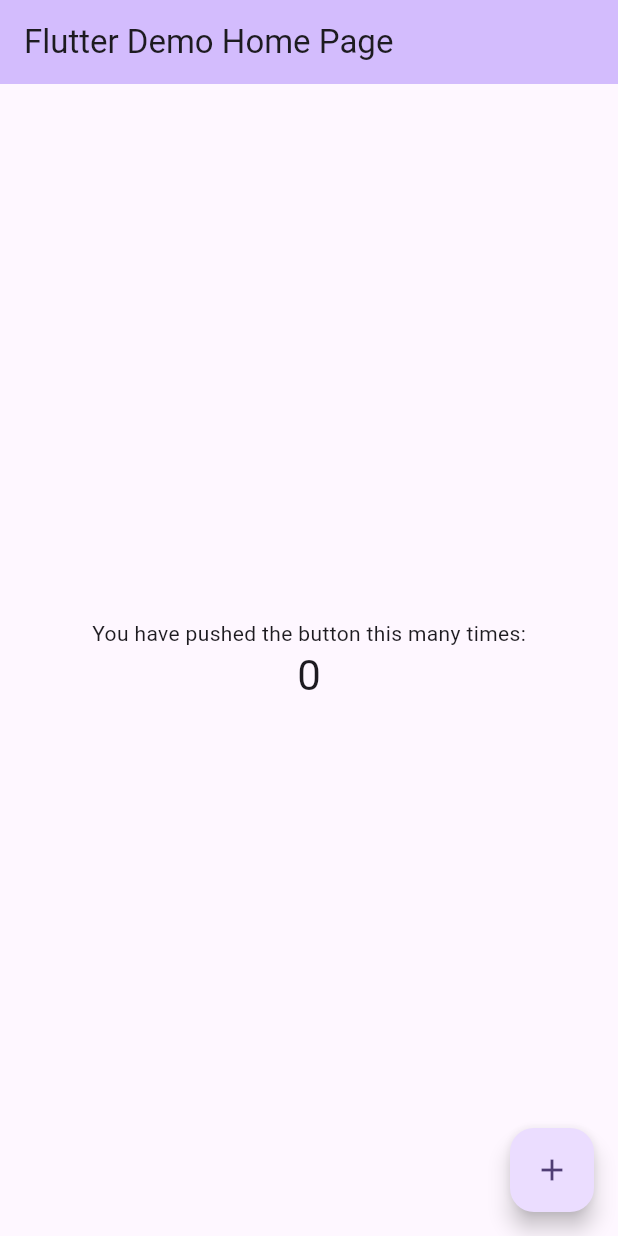
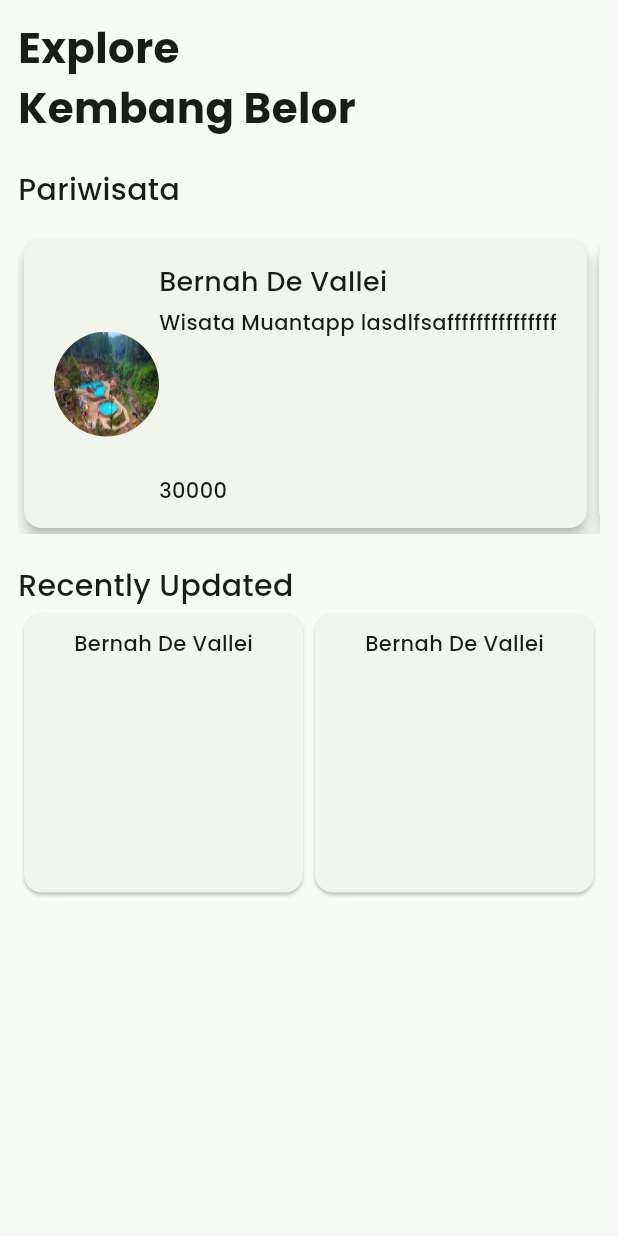
Before and after one commit to sasqiasal/kembang_belor_apps, a Flutter app: the screen it shows after launch, on a phone screen of 412 x 824 dp. Run offline on Flutter 3.47's test engine with Material 3 defaults, Android fonts, the phone set to English and light mode, and no system bars.

Commit message:
Adding Pariwisata Card and Recenly Updated Card

```diff
--- a/lib/main.dart
+++ b/lib/main.dart
@@ -1,4 +1,5 @@
 import 'package:flutter/material.dart';
+import 'package:kembang_belor_apps/pages/home_page.dart';
 
 void main() {
   runApp(const MyApp());
@@ -13,6 +14,7 @@
     return MaterialApp(
       title: 'Flutter Demo',
       theme: ThemeData(
+        fontFamily: 'Poppins',
         // This is the theme of your application.
         //
         // TRY THIS: Try running your application with "flutter run". You'll see
@@ -28,98 +30,10 @@
         //
         // This works for code too, not just values: Most code changes can be
         // tested with just a hot reload.
-        colorScheme: ColorScheme.fromSeed(seedColor: Colors.deepPurple),
+        colorScheme: ColorScheme.fromSeed(seedColor: Colors.green),
         useMaterial3: true,
       ),
-      home: const MyHomePage(title: 'Flutter Demo Home Page'),
+      home: const HomePage(),
     );
   }
 }
-
-class MyHomePage extends StatefulWidget {
-  const MyHomePage({super.key, required this.title});
-
-  // This widget is the home page of your application. It is stateful, meaning
-  // that it has a State object (defined below) that contains fields that affect
-  // how it looks.
-
-  // This class is the configuration for the state. It holds the values (in this
-  // case the title) provided by the parent (in this case the App widget) and
-  // used by the build method of the State. Fields in a Widget subclass are
-  // always marked "final".
-
-  final String title;
-
-  @override
-  State<MyHomePage> createState() => _MyHomePageState();
-}
-
-class _MyHomePageState extends State<MyHomePage> {
-  int _counter = 0;
-
-  void _incrementCounter() {
-    setState(() {
-      // This call to setState tells the Flutter framework that something has
-      // changed in this State, which causes it to rerun the build method below
-      // so that the display can reflect the updated values. If we changed
-      // _counter without calling setState(), then the build method would not be
-      // called again, and so nothing would appear to happen.
-      _counter++;
-    });
-  }
-
-  @override
-  Widget build(BuildContext context) {
-    // This method is rerun every time setState is called, for instance as done
-    // by the _incrementCounter method above.
-    //
-    // The Flutter framework has been optimized to make rerunning build methods
-    // fast, so that you can just rebuild anything that needs updating rather
-    // than having to individually change instances of widgets.
-    return Scaffold(
-      appBar: AppBar(
-        // TRY THIS: Try changing the color here to a specific color (to
-        // Colors.amber, perhaps?) and trigger a hot reload to see the AppBar
-        // change color while the other colors stay the same.
-        backgroundColor: Theme.of(context).colorScheme.inversePrimary,
-        // Here we take the value from the MyHomePage object that was created by
-        // the App.build method, and use it to set our appbar title.
-        title: Text(widget.title),
-      ),
-      body: Center(
-        // Center is a layout widget. It takes a single child and positions it
-        // in the middle of the parent.
-        child: Column(
-          // Column is also a layout widget. It takes a list of children and
-          // arranges them vertically. By default, it sizes itself to fit its
-          // children horizontally, and tries to be as tall as its parent.
-          //
-          // Column has various properties to control how it sizes itself and
-          // how it positions its children. Here we use mainAxisAlignment to
-          // center the children vertically; the main axis here is the vertical
-          // axis because Columns are vertical (the cross axis would be
-          // horizontal).
-          //
-          // TRY THIS: Invoke "debug painting" (choose the "Toggle Debug Paint"
-          // action in the IDE, or press "p" in the console), to see the
-          // wireframe for each widget.
-          mainAxisAlignment: MainAxisAlignment.center,
-          children: <Widget>[
-            const Text(
-              'You have pushed the button this many times:',
-            ),
-            Text(
-              '$_counter',
-              style: Theme.of(context).textTheme.headlineMedium,
-            ),
-          ],
-        ),
-      ),
-      floatingActionButton: FloatingActionButton(
-        onPressed: _incrementCounter,
-        tooltip: 'Increment',
-        child: const Icon(Icons.add),
-      ), // This trailing comma makes auto-formatting nicer for build methods.
-    );
-  }
-}
--- /dev/null
+++ b/lib/models/pariwisata.dart
@@ -0,0 +1,14 @@
+final listPariwisata = [
+  {
+    'nama': 'Bernah De Vallei',
+    'imageUrl': 'assets/images/bernahdevalei.jpg',
+    'deskripsi': 'Wisata Muantapp lasdlfsafffffffffffffff',
+    'htm': 30000
+  },
+  {
+    'nama': 'Bernah De Vallei',
+    'imageUrl': 'assets/images/bernahdevalei.jpg',
+    'deskripsi': 'Wisata Muantapp',
+    'htm': 30000
+  }
+];
--- /dev/null
+++ b/lib/pages/home_page.dart
@@ -0,0 +1,99 @@
+import 'package:flutter/material.dart';
+import 'package:kembang_belor_apps/models/pariwisata.dart';
+
+class HomePage extends StatelessWidget {
+  const HomePage({super.key});
+
+  @override
+  Widget build(BuildContext context) {
+    return SafeArea(
+        child: Scaffold(
+      body: Padding(
+        padding: EdgeInsets.all(12),
+        child: Column(crossAxisAlignment: CrossAxisAlignment.start, children: [
+          Container(
+            child: Text(
+              'Explore \nKembang Belor',
+              style: TextStyle(fontSize: 28, fontWeight: FontWeight.bold),
+            ),
+          ),
+          SizedBox(
+            height: 20,
+          ),
+          Text(
+            'Pariwisata',
+            style: TextStyle(fontSize: 20),
+          ),
+          SizedBox(
+            height: 15,
+          ),
+          SizedBox(
+            height: 200,
+            child: ListView.builder(
+                scrollDirection: Axis.horizontal,
+                itemCount: listPariwisata.length,
+                itemBuilder: (context, index) => Card(
+                    elevation: 4,
+                    child: Padding(
+                      padding:
+                          EdgeInsets.symmetric(vertical: 15, horizontal: 20),
+                      child: Row(
+                        children: [
+                          ClipRRect(
+                            borderRadius: BorderRadius.circular(50),
+                            child: Image(
+                              fit: BoxFit.fill,
+                              width: 70,
+                              height: 70,
+                              image: AssetImage(
+                                listPariwisata[index]['imageUrl'].toString(),
+                              ),
+                            ),
+                          ),
+                          Column(
+                            crossAxisAlignment: CrossAxisAlignment.start,
+                            children: [
+                              Text(
+                                '${listPariwisata[index]['nama']}',
+                                style: TextStyle(
+                                  fontSize: 18,
+                                ),
+                              ),
+                              SizedBox(
+                                height: 4,
+                              ),
+                              Expanded(
+                                  child: Text(
+                                '${listPariwisata[index]['deskripsi']}',
+                              )),
+                              Text('${listPariwisata[index]['htm']}')
+                            ],
+                          )
+                        ],
+                      ),
+                    ))),
+          ),
+          SizedBox(
+            height: 20,
+          ),
+          Text(
+            'Recently Updated',
+            style: TextStyle(fontSize: 20),
+          ),
+          Expanded(
+              child: GridView.builder(
+            itemCount: 2,
+            gridDelegate: const SliverGridDelegateWithFixedCrossAxisCount(
+                crossAxisCount: 2),
+            itemBuilder: (context, index) => Card(
+              child: Padding(
+                  padding: EdgeInsets.all(10),
+                  child: Column(
+                      children: [Text('${listPariwisata[index]['nama']}')])),
+            ),
+          ))
+        ]),
+      ),
+    ));
+  }
+}
```
Also changed, not shown: pubspec.yaml (+13 -9 lines), assets/fonts/Poppins-Bold.ttf (added), assets/fonts/Poppins-Italic.ttf (added), assets/fonts/Poppins-Medium.ttf (added), assets/images/bernahdevalei.jpg (added), assets/images/logoklurak.jpeg (added), assets/images/paper.png (added), 1 other file.
